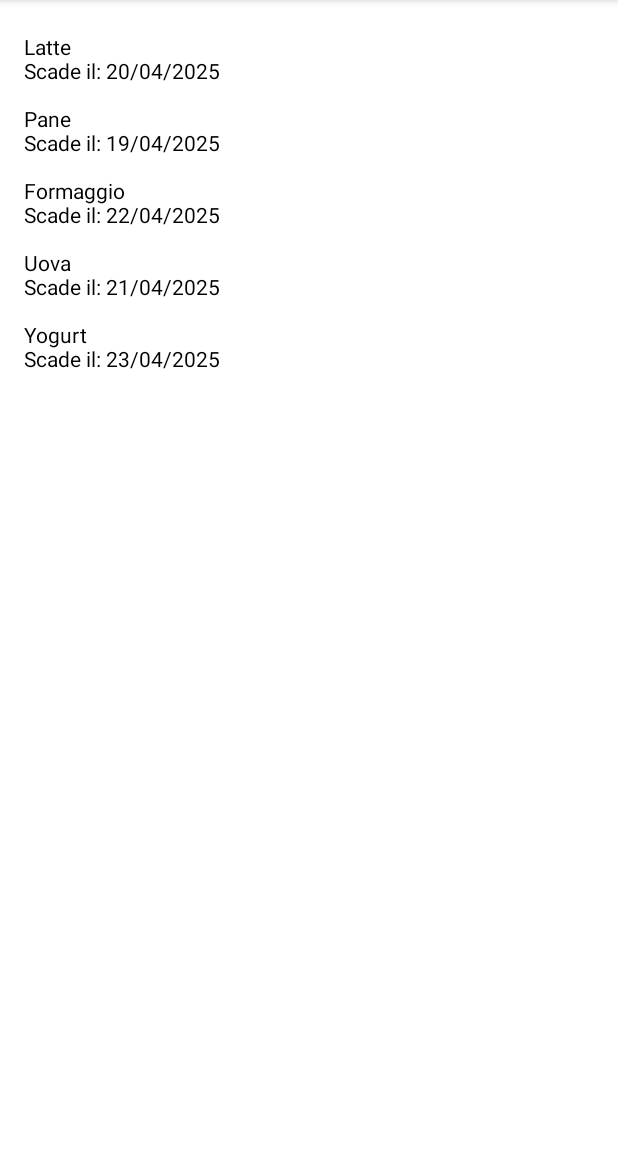
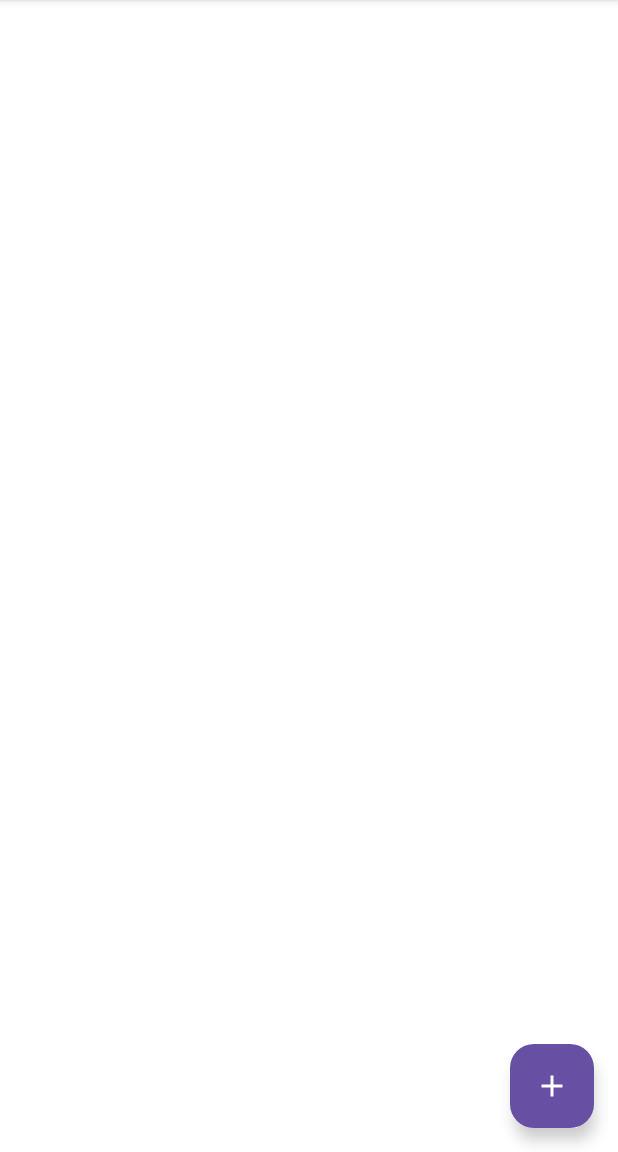
Before and after one commit to teo-dev1/ExpireBuddies, an Android app built with Jetpack Compose: the screen it shows after launch (MainActivity), on a phone screen of 412 x 824 dp, the part 84-1236 px from its top. Run offline under Robolectric (Android 15) with nearby library versions, the phone set to English and light mode, and no system bars.

Commit message:
added food dialog
functioning food dialog and main screen food list (adding food not yet implemented)

```diff
--- a/app/build.gradle
+++ b/app/build.gradle
@@ -65,6 +65,7 @@ dependencies {
 
     // Debug
     debugImplementation 'androidx.compose.ui:ui-tooling'
+    debugImplementation 'androidx.compose.ui:ui-tooling-preview'
     debugImplementation 'androidx.compose.ui:ui-test-manifest'
 
     // Test
--- a/app/src/main/java/com/example/expirebuddies/MainActivity.kt
+++ b/app/src/main/java/com/example/expirebuddies/MainActivity.kt
@@ -4,8 +4,8 @@ import androidx.appcompat.app.AppCompatActivity
 import android.os.Bundle
 import androidx.activity.compose.setContent
 import com.example.expirebuddies.view.components.FoodList
-import com.example.expirebuddies.view.components.MainScreen
 import com.example.expirebuddies.view.components.mockFoodList
+import com.example.expirebuddies.view.screens.MainScreen
 
 class MainActivity : AppCompatActivity() {
     override fun onCreate(savedInstanceState: Bundle?) {
--- a/app/src/main/java/com/example/expirebuddies/view/components/FoodList.kt
+++ b/app/src/main/java/com/example/expirebuddies/view/components/FoodList.kt
@@ -5,9 +5,12 @@ import android.content.res.Configuration
 import androidx.compose.foundation.layout.*
 import androidx.compose.foundation.lazy.LazyColumn
 import androidx.compose.foundation.lazy.items
+import androidx.compose.material3.FloatingActionButton
 import androidx.compose.material3.Text
 import androidx.compose.runtime.Composable
+import androidx.compose.ui.Alignment
 import androidx.compose.ui.Modifier
+import androidx.compose.ui.graphics.Color
 import androidx.compose.ui.tooling.preview.Preview
 import androidx.compose.ui.unit.dp
 
@@ -31,14 +34,9 @@ fun FoodList(items: List<FoodItem>) {
     ) {
         items(items) { item ->
             Column(modifier = Modifier.padding(vertical = 8.dp)) {
-                Text(text = item.name)
-                Text(text = "Scade il: ${item.expiryDate}")
+                Text(text = item.name, color = Color.White)
+                Text(text = "Scade il: ${item.expiryDate}",color = Color.White)
             }
         }
     }
 }
-
-@Composable
-fun MainScreen() {
-    FoodList(items = mockFoodList)
-}
--- /dev/null
+++ b/app/src/main/java/com/example/expirebuddies/view/screens/MainScreen.kt
@@ -0,0 +1,43 @@
+package com.example.expirebuddies.view.screens
+
+import androidx.compose.foundation.layout.Box
+import androidx.compose.foundation.layout.fillMaxSize
+import androidx.compose.foundation.layout.padding
+import androidx.compose.runtime.*
+import androidx.compose.ui.Alignment
+import androidx.compose.ui.Modifier
+import androidx.compose.ui.tooling.preview.Preview
+import androidx.compose.ui.unit.dp
+import com.example.expirebuddies.view.components.AddFoodDialog
+import com.example.expirebuddies.view.components.AddFoodFloatingButton
+import com.example.expirebuddies.view.components.FoodList
+import com.example.expirebuddies.view.components.mockFoodList
+
+
+@Composable
+fun MainScreen() {
+    var showDialog by remember { mutableStateOf(false) }
+    var foodName by remember { mutableStateOf("") }
+    var expiryDate by remember { mutableStateOf("") }
+
+    Box(modifier = Modifier.fillMaxSize()) {
+        FoodList(items = mockFoodList)
+        Box(modifier = Modifier.align(Alignment.BottomEnd)){
+            AddFoodFloatingButton(onClick = { showDialog = true })
+        }
+
+        if (showDialog) {
+            AddFoodDialog(
+                foodName = foodName,
+                onFoodNameChange = { foodName = it },
+                expiryDate = expiryDate,
+                onExpiryDateChange = { expiryDate = it },
+                onConfirm = {
+                    // Qui salvi i dati, es. nel DB
+                    showDialog = false
+                },
+                onDismiss = { showDialog = false }
+            )
+        }
+    }
+}
```
Also changed, not shown: app/src/main/java/com/example/expirebuddies/view/components/AddFoodButton.kt (+7 -1 lines), app/src/main/java/com/example/expirebuddies/view/components/FoodComponents.kt (+41 -5 lines).
